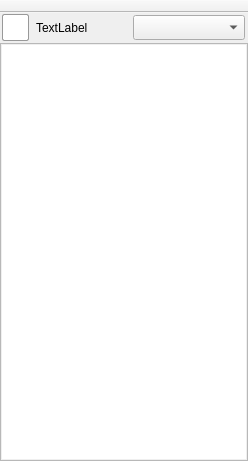
Qt form src/gui/form_Main.ui (vituperative/i2pchat) before a commit.
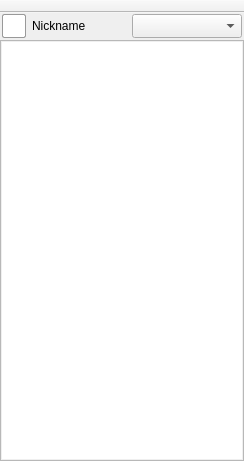
The same form after that commit. Icons and pictures are not drawn.

Commit message: Shave a couple of pixels off the main window width

The edit to the form file:
```diff
--- a/src/gui/form_Main.ui
+++ b/src/gui/form_Main.ui
@@ -6,19 +6,19 @@
    <rect>
     <x>0</x>
     <y>0</y>
-    <width>248</width>
+    <width>244</width>
     <height>461</height>
    </rect>
   </property>
   <property name="minimumSize">
    <size>
-    <width>248</width>
+    <width>244</width>
     <height>0</height>
    </size>
   </property>
   <property name="maximumSize">
    <size>
-    <width>248</width>
+    <width>244</width>
     <height>16777215</height>
    </size>
   </property>
@@ -56,13 +56,13 @@
      <widget class="QListWidget" name="listWidget">
       <property name="minimumSize">
        <size>
-        <width>248</width>
+        <width>244</width>
         <height>0</height>
        </size>
       </property>
       <property name="maximumSize">
        <size>
-        <width>248</width>
+        <width>244</width>
         <height>16777215</height>
        </size>
       </property>
@@ -144,14 +144,14 @@
       </property>
       <property name="minimumSize">
        <size>
-        <width>248</width>
-        <height>30</height>
+        <width>244</width>
+        <height>31</height>
        </size>
       </property>
       <property name="maximumSize">
        <size>
-        <width>248</width>
-        <height>30</height>
+        <width>244</width>
+        <height>31</height>
        </size>
       </property>
       <property name="sizeIncrement">
@@ -188,7 +188,7 @@
         <number>3</number>
        </property>
        <property name="bottomMargin">
-        <number>1</number>
+        <number>2</number>
        </property>
        <property name="horizontalSpacing">
         <number>6</number>
@@ -200,14 +200,14 @@
         <widget class="QLabel" name="avatarlabel">
          <property name="minimumSize">
           <size>
-           <width>27</width>
-           <height>27</height>
+           <width>24</width>
+           <height>24</height>
           </size>
          </property>
          <property name="maximumSize">
           <size>
-           <width>27</width>
-           <height>27</height>
+           <width>24</width>
+           <height>24</height>
           </size>
          </property>
          <property name="styleSheet">
@@ -244,14 +244,14 @@
          </property>
          <property name="minimumSize">
           <size>
-           <width>112</width>
-           <height>25</height>
+           <width>110</width>
+           <height>24</height>
           </size>
          </property>
          <property name="maximumSize">
           <size>
-           <width>112</width>
-           <height>25</height>
+           <width>110</width>
+           <height>24</height>
           </size>
          </property>
          <property name="font">
@@ -273,7 +273,7 @@
          </property>
         </widget>
        </item>
-       <item row="0" column="1" colspan="2">
+       <item row="0" column="1" colspan="2" alignment="Qt::AlignVCenter">
         <widget class="QLabel" name="nicknamelabel">
          <property name="sizePolicy">
           <sizepolicy hsizetype="Preferred" vsizetype="Preferred">
@@ -283,14 +283,14 @@
          </property>
          <property name="minimumSize">
           <size>
-           <width>91</width>
-           <height>28</height>
+           <width>94</width>
+           <height>24</height>
           </size>
          </property>
          <property name="maximumSize">
           <size>
-           <width>91</width>
-           <height>28</height>
+           <width>94</width>
+           <height>24</height>
           </size>
          </property>
          <property name="font">
@@ -299,7 +299,7 @@
           </font>
          </property>
          <property name="text">
-          <string>TextLabel</string>
+          <string>Nickname</string>
          </property>
          <property name="scaledContents">
           <bool>false</bool>
@@ -338,7 +338,7 @@
    </property>
    <property name="maximumSize">
     <size>
-     <width>248</width>
+     <width>244</width>
      <height>16635</height>
     </size>
    </property>
```
